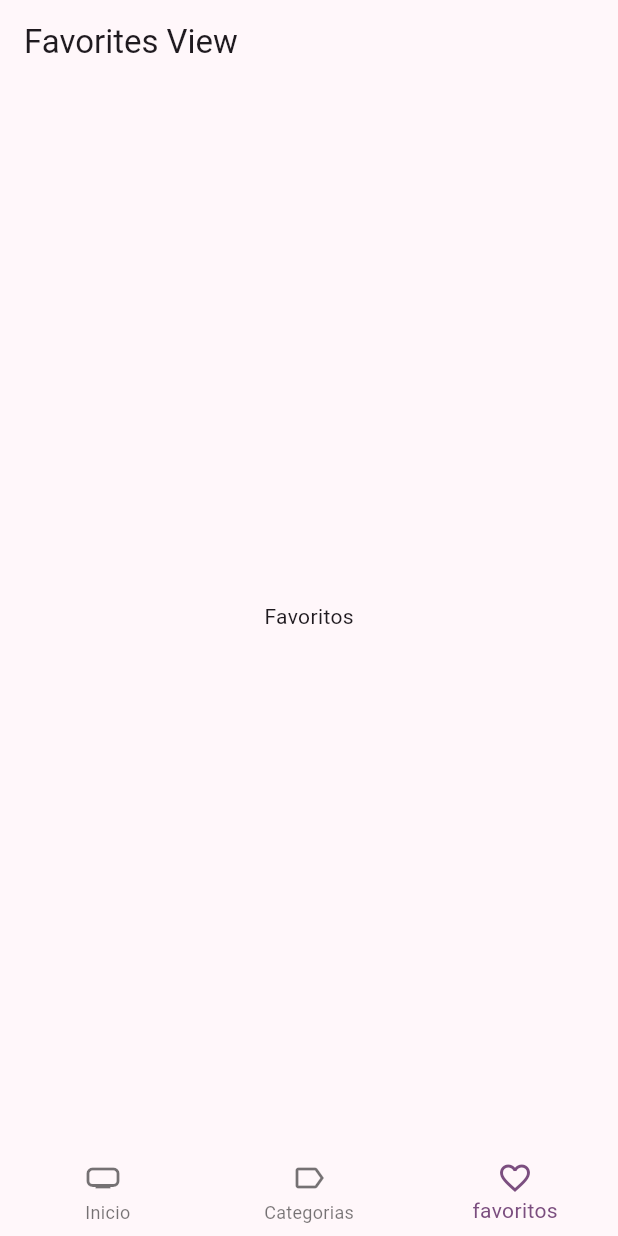
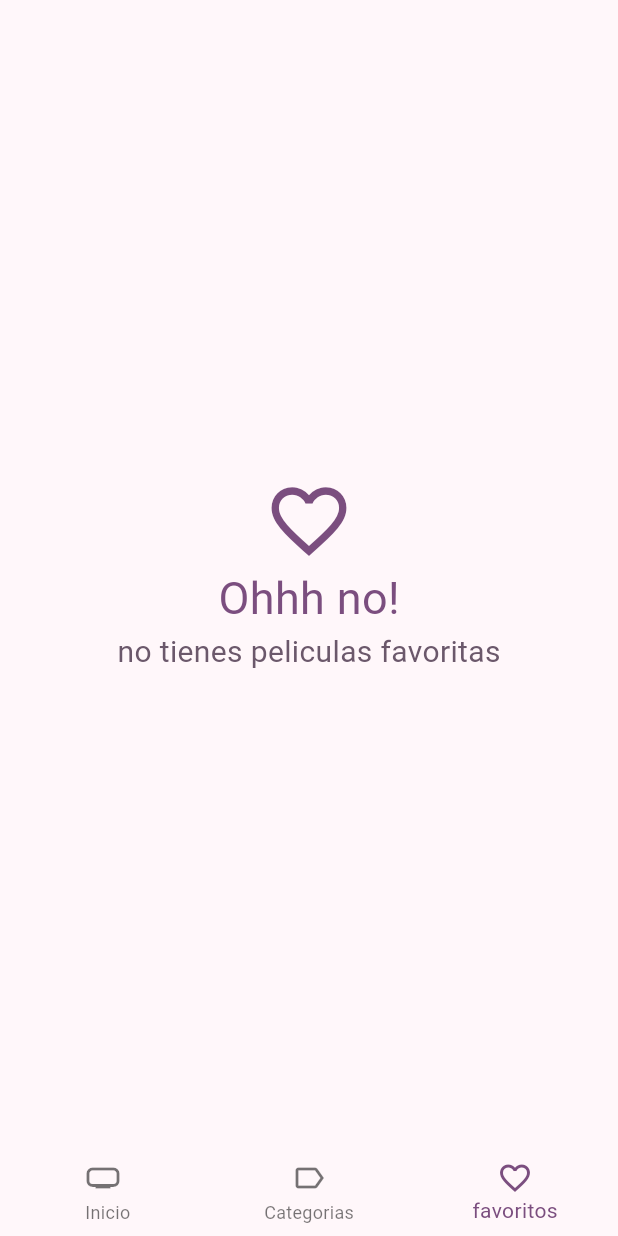
Before and after one commit to alanGranados/Cinemapedia, a Flutter app: the screen it shows after launch, item 3 of the bottom bar chosen, on a phone screen of 412 x 824 dp. Run offline on Flutter 3.47's test engine with Material 3 defaults, Android fonts, the phone set to English and light mode, and no system bars; our stand-ins replace animate_do, card_swiper, dio, flutter_dotenv, flutter_riverpod, go_router and 1 more; accounts and stored records are empty; generated files the repository leaves out were written again; network calls fail.

```diff
--- a/lib/domain/entities/movie.dart
+++ b/lib/domain/entities/movie.dart
@@ -1,4 +1,10 @@
+import 'package:isar/isar.dart';
+
+part 'movie.g.dart';
+
+@collection
 class Movie {
+  Id? isarId;
   final bool adult;
   final String backdropPath;
   final List<String> genreIds;
--- a/lib/infraestructure/models/moviedb/movie_details.dart
+++ b/lib/infraestructure/models/moviedb/movie_details.dart
@@ -63,7 +63,7 @@ class MovieDetails {
         genres: List<Genre>.from(json["genres"].map((x) => Genre.fromJson(x))),
         homepage: json["homepage"],
         id: json["id"],
-        imdbId: json["imdb_id"],
+        imdbId: json["imdb_id"] ?? '',
         originCountry: List<String>.from(json["origin_country"].map((x) => x)),
         originalLanguage: json["original_language"],
         originalTitle: json["original_title"],
--- a/lib/presentation/providers/providers.dart
+++ b/lib/presentation/providers/providers.dart
@@ -4,4 +4,7 @@ export 'movies/initial_loading_provider.dart';
 export 'movies/moives_slideshow_provider.dart';
 export 'movies/movie_repository_provider.dart';
 export 'movies/movies_providers.dart';
+export 'movies/movie_info_provider.dart';
 export 'search/search_movies_provider.dart';
+export 'storage/local_storage_provider.dart';
+export 'storage/favorite_movies_provider.dart';
--- /dev/null
+++ b/lib/presentation/providers/storage/local_storage_provider.dart
@@ -0,0 +1,6 @@
+import 'package:cinemapedia/infraestructure/datasources/isar_datasource.dart';
+import 'package:cinemapedia/infraestructure/repositories/local_storage_repository_impl.dart';
+import 'package:flutter_riverpod/flutter_riverpod.dart';
+
+final localStorageRepositoryProvider =
+    Provider((ref) => LocalStorageRepositoryImpl(datasource: IsarDatasource()));
--- a/lib/presentation/screens/movies/home_screen.dart
+++ b/lib/presentation/screens/movies/home_screen.dart
@@ -6,7 +6,6 @@ class HomeScreen extends StatelessWidget {
   static const name = 'home-screen';
   final int pageIndex;
   const HomeScreen({super.key, required this.pageIndex});
-
 
   final viewRoutes = const <Widget>[
     HomeView(),
@@ -21,7 +20,9 @@ class HomeScreen extends StatelessWidget {
         index: pageIndex,
         children: viewRoutes,
       ),
-      bottomNavigationBar: CustomBottomNavigation(currentIndex: pageIndex,),
+      bottomNavigationBar: CustomBottomNavigation(
+        currentIndex: pageIndex,
+      ),
     );
   }
 }
--- a/lib/presentation/views/movies/favorites_view.dart
+++ b/lib/presentation/views/movies/favorites_view.dart
@@ -1,15 +1,65 @@
+import 'package:cinemapedia/presentation/widgets/widgets.dart';
 import 'package:flutter/material.dart';
+import 'package:flutter_riverpod/flutter_riverpod.dart';
+import 'package:cinemapedia/domain/entities/movie.dart';
+import 'package:cinemapedia/presentation/providers/providers.dart';
 
-class Favoritesview extends StatelessWidget {
+class Favoritesview extends ConsumerStatefulWidget {
   const Favoritesview({super.key});
 
   @override
+  FavoritesviewState createState() => FavoritesviewState();
+}
+
+class FavoritesviewState extends ConsumerState<Favoritesview> {
+  bool isLastPage = false;
+  bool isLoading = false;
+
+  @override
+  void initState() {
+    super.initState();
+
+    // * Favorites Movies
+    // ref.read( favoritesMoviesProvider.notifier ).loadNextPage();
+    loadNextPage();
+  }
+
+  void loadNextPage() async {
+    if (isLoading || isLastPage) return;
+
+    isLoading = true;
+    final movies =
+        await ref.read(favoritesMoviesProvider.notifier).loadNextPage();
+    isLoading = false;
+
+    if (movies.isEmpty) {
+      isLastPage = true;
+    }
+  }
+
+  @override
   Widget build(BuildContext context) {
+    final Map<int, Movie> favoritesMovie = ref.watch(favoritesMoviesProvider);
+    // ? Lo hago como list porque con Map se pone roñoso
+    final List<Movie> listFavoritesMovie = favoritesMovie.values.toList();
+
+    if (favoritesMovie.isEmpty) {
+    final colorScheme = Theme.of(context).colorScheme;
+      return Center(
+        child: Column(
+          mainAxisAlignment: MainAxisAlignment.center,
+          crossAxisAlignment: CrossAxisAlignment.center,
+          children: [
+            Icon(Icons.favorite_outline_sharp, size: 60, color: colorScheme.primary,),
+            Text('Ohhh no!', style:  TextStyle(fontSize: 30, color: colorScheme.primary),),
+            Text('no tienes peliculas favoritas', style:  TextStyle(fontSize: 20, color: colorScheme.secondary),)
+          ],
+        ),
+      );
+    }
+
     return Scaffold(
-      appBar: AppBar(
-        title: const Text('Favorites View'),
-      ),
-      body: const Center(child: Text('Favoritos'),),
-    );
+        body: MovieMasonry(
+            loadNextPage: loadNextPage, movies: listFavoritesMovie));
   }
 }
--- a/lib/presentation/widgets/widgets.dart
+++ b/lib/presentation/widgets/widgets.dart
@@ -2,3 +2,5 @@ export 'package:cinemapedia/presentation/widgets/shared/custom_bottom_navigation
 export 'package:cinemapedia/presentation/widgets/shared/custom_appbar.dart';
 export 'package:cinemapedia/presentation/widgets/movies/movies_slideshow.dart';
 export 'package:cinemapedia/presentation/widgets/movies/movie_horizontal_listview.dart';
+export 'package:cinemapedia/presentation/widgets/movies/movie_masonry.dart';
+export 'package:cinemapedia/presentation/widgets/movies/movie_poster_link.dart';
```
Also changed, not shown: lib/domain/datasources/local_storage_datasource.dart (added, +12 -0 lines), lib/domain/repositories/local_storage_repository.dart (added, +9 -0 lines), lib/infraestructure/datasources/isar_datasource.dart (added, +53 -0 lines), lib/infraestructure/repositories/local_storage_repository_impl.dart (added, +27 -0 lines), lib/presentation/providers/storage/favorite_movies_provider.dart (added, +52 -0 lines), lib/presentation/screens/movies/movie_screen.dart (+108 -28 lines), lib/presentation/widgets/movies/movie_masonry.dart (added, +64 -0 lines), lib/presentation/widgets/movies/movie_poster_link.dart (added, +24 -0 lines), lib/presentation/widgets/shared/custom_appbar.dart (+12 -12 lines), pubspec.yaml (+8 -2 lines), lib/domain/entities/movie.g.dart (added), pubspec.lock, 6 other files.
